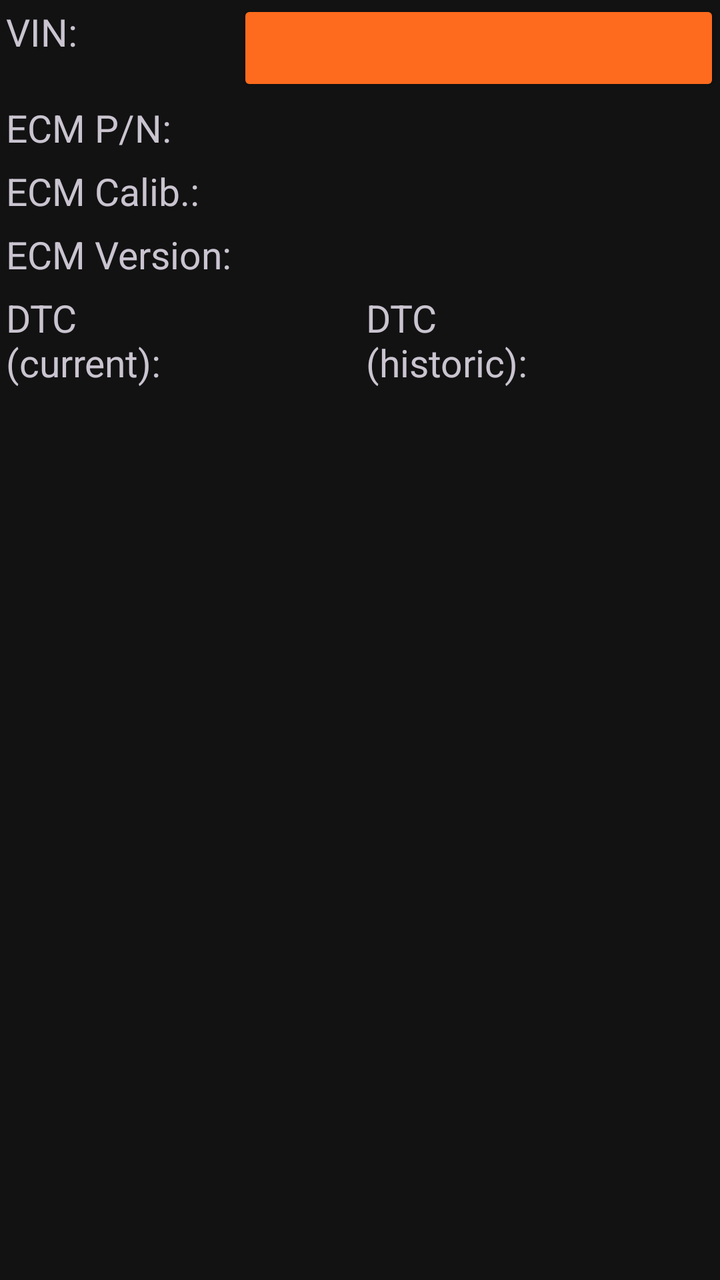
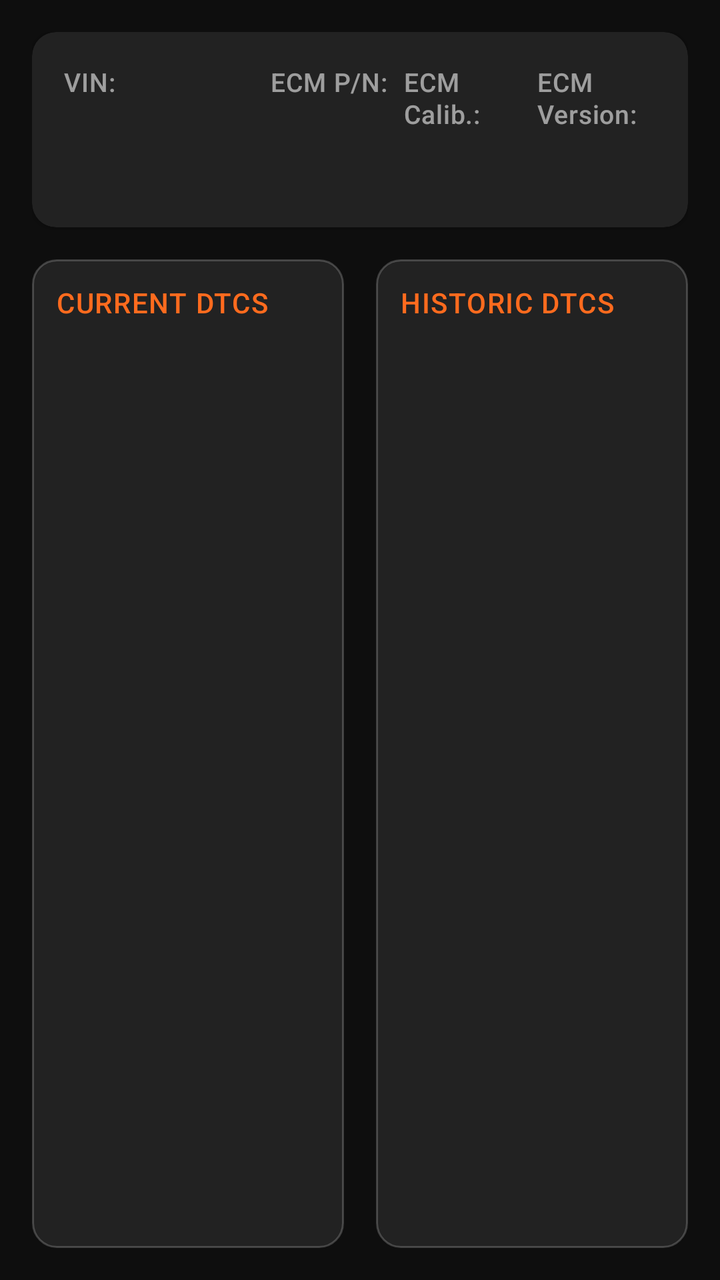

An Android layout rendered at two revisions. The XML below is the earlier revision; the diff shows what the commit changed to produce the second picture.
<!-- AndroidManifest.xml: application theme Theme.HarleyDroid -->
<!-- res/layout/landscape_diag.xml -->
<?xml version="1.0" encoding="utf-8"?>
<LinearLayout xmlns:android="http://schemas.android.com/apk/res/android"
    android:id="@+id/diag_layout"
    android:layout_width="match_parent"
    android:layout_height="match_parent"
    android:orientation="vertical" >

    <TableLayout
        xmlns:android="http://schemas.android.com/apk/res/android"
        android:id="@+id/diag1_layout"
        android:layout_width="match_parent"
        android:layout_height="wrap_content"
        android:orientation="vertical"
        android:stretchColumns="1" >

        <TableRow android:layout_weight="1" >

            <TextView
                android:id="@+id/vin_label"
                android:layout_width="match_parent"
                android:layout_height="match_parent"
                android:padding="3dip"
                android:text="@string/vin_label"
                android:textSize="@dimen/textsize" />

            <Button
                android:id="@+id/vin_field"
                style="?android:attr/buttonStyleSmall"
                android:layout_width="match_parent"
                android:layout_height="match_parent"
                android:gravity="center_vertical|left"
                android:textSize="@dimen/textsize" />
        </TableRow>

        <TableRow android:layout_weight="1" >

            <TextView
                android:id="@+id/ecmpn_label"
                android:layout_width="match_parent"
                android:layout_height="match_parent"
                android:padding="3dip"
                android:text="@string/ecmpn_label"
                android:textSize="@dimen/textsize" />

            <TextView
                android:id="@+id/ecmpn_field"
                android:layout_width="match_parent"
                android:layout_height="match_parent"
                android:padding="3dip"
                android:textSize="@dimen/textsize" />
        </TableRow>

        <TableRow android:layout_weight="1" >

            <TextView
                android:id="@+id/ecmcalid_label"
                android:layout_width="match_parent"
                android:layout_height="match_parent"
                android:padding="3dip"
                android:text="@string/ecmcalid_label"
                android:textSize="@dimen/textsize" />

            <TextView
                android:id="@+id/ecmcalid_field"
                android:layout_width="match_parent"
                android:layout_height="match_parent"
                android:padding="3dip"
                android:textSize="@dimen/textsize" />
        </TableRow>

        <TableRow android:layout_weight="1" >

            <TextView
                android:id="@+id/ecmswlevel_label"
                android:layout_width="match_parent"
                android:layout_height="match_parent"
                android:padding="3dip"
                android:text="@string/ecmswlevel_label"
                android:textSize="@dimen/textsize" />

            <TextView
                android:id="@+id/ecmswlevel_field"
                android:layout_width="match_parent"
                android:layout_height="match_parent"
                android:padding="3dip"
                android:textSize="@dimen/textsize" />
        </TableRow>
    </TableLayout>

    <LinearLayout
        xmlns:android="http://schemas.android.com/apk/res/android"
        android:id="@+id/dtc_layout"
        android:layout_width="match_parent"
        android:layout_height="wrap_content"
        android:orientation="horizontal" >

        <TextView
            android:id="@+id/currentdtc_label"
            android:layout_width="0dp"
            android:layout_height="match_parent"
            android:layout_weight="1"
            android:padding="3dip"
            android:text="@string/currentdtc_label"
            android:textSize="@dimen/textsize" />

        <ListView
            android:id="@+id/currentdtc_field"
            android:layout_width="0dp"
            android:layout_height="match_parent"
            android:layout_weight="1" >
        </ListView>

        <TextView
            android:id="@+id/historicdtc_label"
            android:layout_width="0dp"
            android:layout_height="match_parent"
            android:layout_weight="1"
            android:padding="3dip"
            android:text="@string/historicdtc_label"
            android:textSize="@dimen/textsize" />

        <ListView
            android:id="@+id/historicdtc_field"
            android:layout_width="0dp"
            android:layout_height="match_parent"
            android:layout_weight="1" >
        </ListView>
    </LinearLayout>

</LinearLayout>
<!-- resources referenced by this layout -->
<resources>
  <dimen name="textsize">40sp</dimen>
  <string name="currentdtc_label">DTC\n(current):</string>
  <string name="historicdtc_label">DTC\n(historic):</string>
  <style name="Theme.HarleyDroid" parent="Theme.Material3.Dark.NoActionBar">
          <item name="colorPrimary">@color/hd_primary</item>
          <item name="colorOnPrimary">@color/hd_on_primary</item>
          <item name="colorPrimaryContainer">@color/hd_primary_container</item>
          <item name="colorSecondary">@color/hd_secondary</item>
          <item name="android:windowBackground">@color/hd_surface</item>
          <item name="android:statusBarColor">@android:color/transparent</item>
          <item name="android:navigationBarColor">@android:color/transparent</item>
          <item name="android:windowLightStatusBar">false</item>
          <item name="preferenceTheme">@style/PreferenceThemeOverlay</item>
      </style>
  <color name="hd_primary">#FF6B1E</color>
  <color name="hd_primary_container">#FFDBCB</color>
  <color name="hd_secondary">#2C2C2C</color>
  <color name="hd_surface">#121212</color>
  <!-- unchanged entries left out for length: 5 -->
</resources>

<!-- the commit's change to res/layout/landscape_diag.xml (unified diff, before → after) -->
@@ -1,130 +1,168 @@
 <?xml version="1.0" encoding="utf-8"?>
 <LinearLayout xmlns:android="http://schemas.android.com/apk/res/android"
+    xmlns:app="http://schemas.android.com/apk/res-auto"
     android:id="@+id/diag_layout"
     android:layout_width="match_parent"
     android:layout_height="match_parent"
-    android:orientation="vertical" >
+    android:background="@color/hd_surface"
+    android:orientation="vertical"
+    android:padding="@dimen/space_16">
 
-    <TableLayout
-        xmlns:android="http://schemas.android.com/apk/res/android"
+    <com.google.android.material.card.MaterialCardView
         android:id="@+id/diag1_layout"
+        style="@style/Widget.HarleyDroid.Card"
         android:layout_width="match_parent"
         android:layout_height="wrap_content"
-        android:orientation="vertical"
-        android:stretchColumns="1" >
+        app:contentPadding="@dimen/space_16">
 
-        <TableRow android:layout_weight="1" >
+        <LinearLayout
+            android:layout_width="match_parent"
+            android:layout_height="wrap_content"
+            android:orientation="horizontal"
+            android:weightSum="4">
+
+            <LinearLayout
+                android:layout_width="0dp"
+                android:layout_height="wrap_content"
+                android:layout_weight="1.4"
+                android:orientation="vertical"
+                android:paddingEnd="@dimen/space_12">
+
+                <TextView
+                    android:id="@+id/vin_label"
+                    android:layout_width="match_parent"
+                    android:layout_height="wrap_content"
+                    android:text="@string/vin_label"
+                    android:textAppearance="@style/TextAppearance.HarleyDroid.Label" />
+
+                <com.google.android.material.button.MaterialButton
+                    android:id="@+id/vin_field"
+                    style="@style/Widget.HarleyDroid.VinButton"
+                    android:layout_width="match_parent"
+                    android:layout_height="wrap_content" />
+            </LinearLayout>
+
+            <LinearLayout
+                android:layout_width="0dp"
+                android:layout_height="wrap_content"
+                android:layout_weight="0.9"
+                android:orientation="vertical"
+                android:paddingEnd="@dimen/space_8">
+
+                <TextView
+                    android:id="@+id/ecmpn_label"
+                    android:layout_width="match_parent"
+                    android:layout_height="wrap_content"
+                    android:text="@string/ecmpn_label"
+                    android:textAppearance="@style/TextAppearance.HarleyDroid.Label" />
+
+                <TextView
+                    android:id="@+id/ecmpn_field"
+                    android:layout_width="match_parent"
+                    android:layout_height="wrap_content"
+                    android:textAppearance="@style/TextAppearance.HarleyDroid.Value" />
+            </LinearLayout>
+
+            <LinearLayout
+                android:layout_width="0dp"
+                android:layout_height="wrap_content"
+                android:layout_weight="0.9"
+                android:orientation="vertical"
+                android:paddingEnd="@dimen/space_8">
+
+                <TextView
+                    android:id="@+id/ecmcalid_label"
+                    android:layout_width="match_parent"
+                    android:layout_height="wrap_content"
+                    android:text="@string/ecmcalid_label"
+                    android:textAppearance="@style/TextAppearance.HarleyDroid.Label" />
+
+                <TextView
+                    android:id="@+id/ecmcalid_field"
+                    android:layout_width="match_parent"
+                    android:layout_height="wrap_content"
+                    android:textAppearance="@style/TextAppearance.HarleyDroid.Value" />
+            </LinearLayout>
+
+            <LinearLayout
+                android:layout_width="0dp"
+                android:layout_height="wrap_content"
+                android:layout_weight="0.8"
+                android:orientation="vertical">
+
+                <TextView
+                    android:id="@+id/ecmswlevel_label"
+                    android:layout_width="match_parent"
+                    android:layout_height="wrap_content"
+                    android:text="@string/ecmswlevel_label"
+                    android:textAppearance="@style/TextAppearance.HarleyDroid.Label" />
+
+                <TextView
+                    android:id="@+id/ecmswlevel_field"
+                    android:layout_width="match_parent"
+                    android:layout_height="wrap_content"
+                    android:textAppearance="@style/TextAppearance.HarleyDroid.Value" />
+            </LinearLayout>
+        </LinearLayout>
+    </com.google.android.material.card.MaterialCardView>
+
+    <LinearLayout
+        android:id="@+id/dtc_layout"
+        android:layout_width="match_parent"
+        android:layout_height="0dp"
+        android:layout_marginTop="@dimen/space_16"
+        android:layout_weight="1"
+        android:baselineAligned="false"
+        android:orientation="horizontal">
+
+        <LinearLayout
+            android:layout_width="0dp"
+            android:layout_height="match_parent"
+            android:layout_marginEnd="@dimen/space_8"
+            android:layout_weight="1"
+            android:background="@drawable/bg_section_card"
+            android:orientation="vertical"
+            android:padding="@dimen/space_12">
 
             <TextView
-                android:id="@+id/vin_label"
+                android:id="@+id/currentdtc_label"
+                android:layout_width="match_parent"
+                android:layout_height="wrap_content"
+                android:layout_marginBottom="@dimen/space_8"
+                android:text="@string/dtc_current_title"
+                android:textAppearance="@style/TextAppearance.HarleyDroid.Section" />
+
+            <ListView
+                android:id="@+id/currentdtc_field"
                 android:layout_width="match_parent"
                 android:layout_height="match_parent"
-                android:padding="3dip"
-                android:text="@string/vin_label"
-                android:textSize="@dimen/textsize" />
+                android:divider="@color/hd_divider"
+                android:dividerHeight="1dp" />
+        </LinearLayout>
 
-            <Button
-                android:id="@+id/vin_field"
-                style="?android:attr/buttonStyleSmall"
+        <LinearLayout
+            android:layout_width="0dp"
+            android:layout_height="match_parent"
+            android:layout_marginStart="@dimen/space_8"
+            android:layout_weight="1"
+            android:background="@drawable/bg_section_card"
+            android:orientation="vertical"
+            android:padding="@dimen/space_12">
+
+            <TextView
+                android:id="@+id/historicdtc_label"
+                android:layout_width="match_parent"
+                android:layout_height="wrap_content"
+                android:layout_marginBottom="@dimen/space_8"
+                android:text="@string/dtc_historic_title"
+                android:textAppearance="@style/TextAppearance.HarleyDroid.Section" />
+
+            <ListView
+                android:id="@+id/historicdtc_field"
                 android:layout_width="match_parent"
                 android:layout_height="match_parent"
-                android:gravity="center_vertical|left"
-                android:textSize="@dimen/textsize" />
-        </TableRow>
-
-        <TableRow android:layout_weight="1" >
-
-            <TextView
-                android:id="@+id/ecmpn_label"
-                android:layout_width="match_parent"
-                android:layout_height="match_parent"
-                android:padding="3dip"
-                android:text="@string/ecmpn_label"
-                android:textSize="@dimen/textsize" />
-
-            <TextView
-                android:id="@+id/ecmpn_field"
-                android:layout_width="match_parent"
-                android:layout_height="match_parent"
-                android:padding="3dip"
-                android:textSize="@dimen/textsize" />
-        </TableRow>
-
-        <TableRow android:layout_weight="1" >
-
-            <TextView
-                android:id="@+id/ecmcalid_label"
-                android:layout_width="match_parent"
-                android:layout_height="match_parent"
-                android:padding="3dip"
-                android:text="@string/ecmcalid_label"
-                android:textSize="@dimen/textsize" />
-
-            <TextView
-                android:id="@+id/ecmcalid_field"
-                android:layout_width="match_parent"
-                android:layout_height="match_parent"
-                android:padding="3dip"
-                android:textSize="@dimen/textsize" />
-        </TableRow>
-
-        <TableRow android:layout_weight="1" >
-
-            <TextView
-                android:id="@+id/ecmswlevel_label"
-                android:layout_width="match_parent"
-                android:layout_height="match_parent"
-                android:padding="3dip"
-                android:text="@string/ecmswlevel_label"
-                android:textSize="@dimen/textsize" />
-
-            <TextView
-                android:id="@+id/ecmswlevel_field"
-                android:layout_width="match_parent"
-                android:layout_height="match_parent"
-                android:padding="3dip"
-                android:textSize="@dimen/textsize" />
-        </TableRow>
-    </TableLayout>
-
-    <LinearLayout
-        xmlns:android="http://schemas.android.com/apk/res/android"
-        android:id="@+id/dtc_layout"
-        android:layout_width="match_parent"
-        android:layout_height="wrap_content"
-        android:orientation="horizontal" >
-
-        <TextView
-            android:id="@+id/currentdtc_label"
-            android:layout_width="0dp"
-            android:layout_height="match_parent"
-            android:layout_weight="1"
-            android:padding="3dip"
-            android:text="@string/currentdtc_label"
-            android:textSize="@dimen/textsize" />
-
-        <ListView
-            android:id="@+id/currentdtc_field"
-            android:layout_width="0dp"
-            android:layout_height="match_parent"
-            android:layout_weight="1" >
-        </ListView>
-
-        <TextView
-            android:id="@+id/historicdtc_label"
-            android:layout_width="0dp"
-            android:layout_height="match_parent"
-            android:layout_weight="1"
-            android:padding="3dip"
-            android:text="@string/historicdtc_label"
-            android:textSize="@dimen/textsize" />
-
-        <ListView
-            android:id="@+id/historicdtc_field"
-            android:layout_width="0dp"
-            android:layout_height="match_parent"
-            android:layout_weight="1" >
-        </ListView>
+                android:divider="@color/hd_divider"
+                android:dividerHeight="1dp" />
+        </LinearLayout>
     </LinearLayout>
-
 </LinearLayout>
<!-- resource entries referenced after the edit -->
@@ -1,23 +1,164 @@
 <!-- resources referenced by this layout -->
 <resources>
-  <dimen name="textsize">40sp</dimen>
-  <string name="currentdtc_label">DTC\n(current):</string>
-  <string name="historicdtc_label">DTC\n(historic):</string>
+  <color name="hd_divider">#1FFFFFFF</color>
+  <dimen name="textsize">18sp</dimen>
+  <color name="hd_on_surface">#F2F2F2</color>
+  <dimen name="elevation_card">2dp</dimen>
+  <dimen name="card_padding">16dp</dimen>
+  <dimen name="tap_min">48dp</dimen>
+  <color name="hd_accent_orange">#FF6B1E</color>
+  <color name="hd_accent_orange_container">#3D2318</color>
+  <color name="hd_accent_orange_soft">#26FF6B1E</color>
+  <color name="hd_accent_orange_readout">#E8FF6B1E</color>
   <style name="Theme.HarleyDroid" parent="Theme.Material3.Dark.NoActionBar">
-          <item name="colorPrimary">@color/hd_primary</item>
+          <item name="colorPrimary">@color/hd_accent_orange</item>
           <item name="colorOnPrimary">@color/hd_on_primary</item>
-          <item name="colorPrimaryContainer">@color/hd_primary_container</item>
+          <item name="colorPrimaryContainer">@color/hd_accent_orange_container</item>
+          <item name="colorOnPrimaryContainer">@color/hd_accent_orange</item>
+          <item name="hdColorAccentSoft">@color/hd_accent_orange_soft</item>
+          <item name="hdColorGaugeReadout">@color/hd_accent_orange_readout</item>
           <item name="colorSecondary">@color/hd_secondary</item>
+          <item name="colorOnSecondary">@color/hd_on_surface</item>
+          <item name="colorSurface">@color/hd_surface</item>
+          <item name="colorOnSurface">@color/hd_on_surface</item>
+          <item name="colorSurfaceVariant">@color/hd_surface_elevated</item>
+          <item name="colorOnSurfaceVariant">@color/hd_on_surface_60</item>
+          <item name="colorOutline">@color/hd_outline</item>
+          <item name="android:colorBackground">@color/hd_surface</item>
           <item name="android:windowBackground">@color/hd_surface</item>
           <item name="android:statusBarColor">@android:color/transparent</item>
           <item name="android:navigationBarColor">@android:color/transparent</item>
           <item name="android:windowLightStatusBar">false</item>
-          <item name="preferenceTheme">@style/PreferenceThemeOverlay</item>
+          <item name="materialAlertDialogTheme">@style/ThemeOverlay.HarleyDroid.MaterialAlertDialog</item>
+          <item name="preferenceTheme">@style/PreferenceThemeOverlay.HarleyDroid</item>
+          <item name="toolbarStyle">@style/Widget.HarleyDroid.Toolbar</item>
+  
+          
+          <item name="android:soundEffectsEnabled">false</item>
+          <item name="colorControlHighlight">@android:color/transparent</item>
+          <item name="actionBarItemBackground">@drawable/bg_no_press</item>
+          <item name="selectableItemBackground">@drawable/bg_no_press</item>
+          <item name="android:selectableItemBackground">@drawable/bg_no_press</item>
+          <item name="selectableItemBackgroundBorderless">@drawable/bg_no_press</item>
+          <item name="android:selectableItemBackgroundBorderless">@drawable/bg_no_press</item>
+          <item name="android:windowAnimationStyle">@null</item>
+          <item name="motionDurationShort1">@integer/hd_motion_none</item>
+          <item name="motionDurationShort2">@integer/hd_motion_none</item>
+          <item name="motionDurationShort3">@integer/hd_motion_none</item>
+          <item name="motionDurationShort4">@integer/hd_motion_none</item>
+          <item name="motionDurationMedium1">@integer/hd_motion_none</item>
+          <item name="motionDurationMedium2">@integer/hd_motion_none</item>
+          <item name="motionDurationMedium3">@integer/hd_motion_none</item>
+          <item name="motionDurationMedium4">@integer/hd_motion_none</item>
+          <item name="motionDurationLong1">@integer/hd_motion_none</item>
+          <item name="motionDurationLong2">@integer/hd_motion_none</item>
+          <item name="motionDurationLong3">@integer/hd_motion_none</item>
+          <item name="motionDurationLong4">@integer/hd_motion_none</item>
+          <item name="motionDurationExtraLong1">@integer/hd_motion_none</item>
+          <item name="motionDurationExtraLong2">@integer/hd_motion_none</item>
+          <item name="motionDurationExtraLong3">@integer/hd_motion_none</item>
+          <item name="motionDurationExtraLong4">@integer/hd_motion_none</item>
       </style>
-  <color name="hd_primary">#FF6B1E</color>
-  <color name="hd_primary_container">#FFDBCB</color>
-  <color name="hd_secondary">#2C2C2C</color>
-  <color name="hd_surface">#121212</color>
+  <color name="hd_surface_card">#222222</color>
+  <dimen name="radius_md">12dp</dimen>
+  <color name="hd_outline">#33FFFFFF</color>
+  <dimen name="textsize_label">13sp</dimen>
+  <color name="hd_on_surface_60">#99F2F2F2</color>
+  <dimen name="text_body">14sp</dimen>
+  <color name="hd_secondary">#2A2A2A</color>
+  <color name="hd_surface_elevated">#1A1A1A</color>
+  <style name="ThemeOverlay.HarleyDroid.MaterialAlertDialog" parent="ThemeOverlay.Material3.MaterialAlertDialog">
+          
+          
+          <item name="colorSurface">@color/hd_surface_elevated</item>
+          <item name="colorOnSurface">@color/hd_on_surface</item>
+          <item name="materialAlertDialogTitleTextStyle">@style/MaterialAlertDialog.HarleyDroid.Title.Text</item>
+          <item name="materialAlertDialogBodyTextStyle">@style/MaterialAlertDialog.HarleyDroid.Body.Text</item>
+      </style>
+  <style name="PreferenceThemeOverlay.HarleyDroid" parent="PreferenceThemeOverlay">
+          <item name="android:textColorPrimary">@color/hd_on_surface</item>
+          <item name="android:textColorSecondary">@color/hd_on_surface_60</item>
+          <item name="selectableItemBackground">@drawable/bg_no_press</item>
+          <item name="android:selectableItemBackground">@drawable/bg_no_press</item>
+          <item name="colorControlHighlight">@android:color/transparent</item>
+      </style>
+  <style name="Widget.HarleyDroid.Toolbar" parent="Widget.Material3.Toolbar">
+          <item name="android:background">@color/hd_toolbar</item>
+          <item name="titleTextColor">@color/hd_on_surface</item>
+          <item name="subtitleTextColor">@color/hd_on_surface_60</item>
+      </style>
+  <!-- drawable bg_no_press (drawable) -->
+  <?xml version="1.0" encoding="utf-8"?>
+  <shape xmlns:android="http://schemas.android.com/apk/res/android"
+      android:shape="rectangle">
+      <solid android:color="@android:color/transparent" />
+  </shape>
+  <style name="MaterialAlertDialog.HarleyDroid.Title.Text" parent="MaterialAlertDialog.Material3.Title.Text">
+          <item name="android:textAppearance">@style/TextAppearance.HarleyDroid.Value</item>
+          <item name="android:textColor">@color/hd_on_surface</item>
+      </style>
+  <style name="MaterialAlertDialog.HarleyDroid.Body.Text" parent="MaterialAlertDialog.Material3.Body.Text">
+          <item name="android:textAppearance">@style/TextAppearance.HarleyDroid.Body</item>
+          <item name="android:textColor">@color/hd_on_surface_80</item>
+      </style>
+  <color name="hd_toolbar">#161616</color>
+  <style name="TextAppearance.HarleyDroid.Body" parent="TextAppearance.Material3.BodyMedium">
+          <item name="android:textSize">@dimen/text_body</item>
+          <item name="android:textColor">@color/hd_on_surface_80</item>
+          <item name="android:fontFamily">sans-serif</item>
+      </style>
+  <color name="hd_on_surface_80">#CCF2F2F2</color>
+  <color name="hd_surface">#0E0E0E</color>
+  <dimen name="space_12">12dp</dimen>
+  <dimen name="space_16">16dp</dimen>
+  <dimen name="space_8">8dp</dimen>
+  <!-- drawable bg_section_card (drawable) -->
+  <?xml version="1.0" encoding="utf-8"?>
+  <shape xmlns:android="http://schemas.android.com/apk/res/android"
+      android:shape="rectangle">
+      <solid android:color="@color/hd_surface_card" />
+      <corners android:radius="@dimen/radius_md" />
+      <stroke
+          android:width="1dp"
+          android:color="@color/hd_outline" />
+  </shape>
+  <string name="dtc_current_title">Current DTCs</string>
+  <string name="dtc_historic_title">Historic DTCs</string>
+  <style name="TextAppearance.HarleyDroid.Label" parent="TextAppearance.Material3.LabelMedium">
+          <item name="android:textSize">@dimen/textsize_label</item>
+          <item name="android:textColor">@color/hd_on_surface_60</item>
+          <item name="android:fontFamily">sans-serif</item>
+          <item name="android:letterSpacing">0.02</item>
+      </style>
+  <style name="TextAppearance.HarleyDroid.Section" parent="TextAppearance.Material3.TitleSmall">
+          <item name="android:textSize">@dimen/text_body</item>
+          <item name="android:textColor">?attr/colorPrimary</item>
+          <item name="android:fontFamily">sans-serif-medium</item>
+          <item name="android:letterSpacing">0.04</item>
+          <item name="android:textAllCaps">true</item>
+      </style>
+  <style name="TextAppearance.HarleyDroid.Value" parent="TextAppearance.Material3.TitleMedium">
+          <item name="android:textSize">@dimen/textsize</item>
+          <item name="android:textColor">@color/hd_on_surface</item>
+          <item name="android:fontFamily">sans-serif-medium</item>
+          <item name="android:fontFeatureSettings">tnum</item>
+      </style>
+  <style name="Widget.HarleyDroid.Card" parent="Widget.Material3.CardView.Elevated">
+          <item name="cardBackgroundColor">@color/hd_surface_card</item>
+          <item name="cardCornerRadius">@dimen/radius_md</item>
+          <item name="cardElevation">@dimen/elevation_card</item>
+          <item name="strokeWidth">0dp</item>
+          <item name="contentPadding">@dimen/card_padding</item>
+      </style>
+  <style name="Widget.HarleyDroid.VinButton" parent="Widget.Material3.Button.TextButton">
+          <item name="android:minHeight">@dimen/tap_min</item>
+          <item name="android:gravity">center_vertical|start</item>
+          <item name="android:textAppearance">@style/TextAppearance.HarleyDroid.Value</item>
+          <item name="android:textColor">?attr/colorPrimary</item>
+          <item name="android:stateListAnimator">@null</item>
+          <item name="rippleColor">@android:color/transparent</item>
+          <item name="backgroundTint">@android:color/transparent</item>
+      </style>
   <!-- unchanged entries left out for length: 5 -->
 </resources>
 
